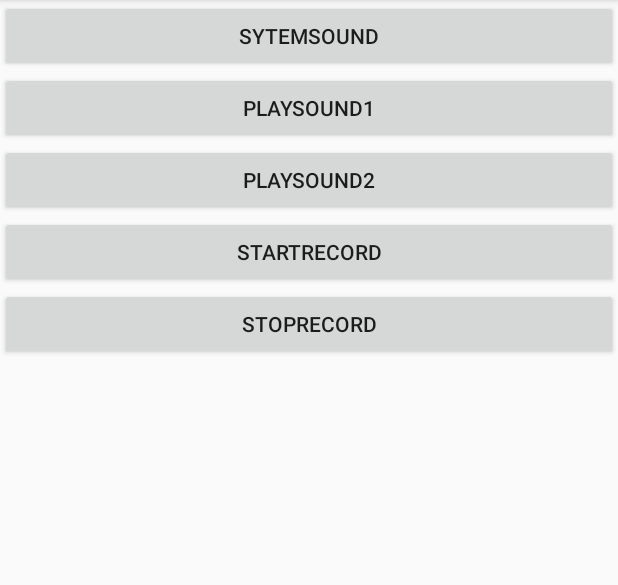
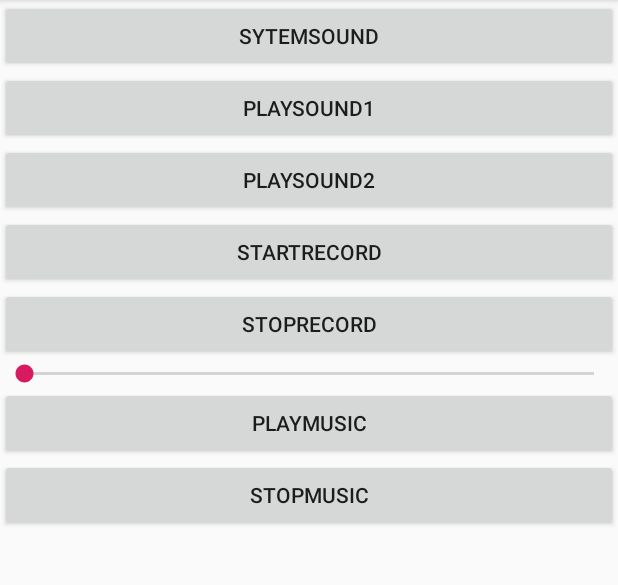
Before and after one commit to MayGrass/Android-Audio, an Android app: the screen it shows after launch (MainActivity), on a phone screen of 412 x 824 dp, the part 84-669 px from its top. Run offline under Robolectric (Android 15) with nearby library versions, the phone set to English and light mode, and no system bars.

Commit message:
撥放音樂與暫停

```diff
--- a/app/src/main/res/layout/activity_main.xml
+++ b/app/src/main/res/layout/activity_main.xml
@@ -39,4 +39,20 @@
         android:onClick="StopRecord"
         />
 
+    <SeekBar
+        android:layout_width="match_parent"
+        android:layout_height="wrap_content" />
+    <Button
+        android:layout_width="match_parent"
+        android:layout_height="wrap_content"
+        android:text="playMusic"
+        android:onClick="playMusic"
+        />
+    <Button
+        android:layout_width="match_parent"
+        android:layout_height="wrap_content"
+        android:text="stopMusic"
+        android:onClick="stopMusic"
+        />
+
 </LinearLayout>
```
Also changed, not shown: app/src/main/AndroidManifest.xml (+8 -2 lines), app/src/main/java/tw/org/iii/android_audio/MainActivity.java (+12 -0 lines), app/src/main/java/tw/org/iii/android_audio/MyService.java (added, +61 -0 lines).
